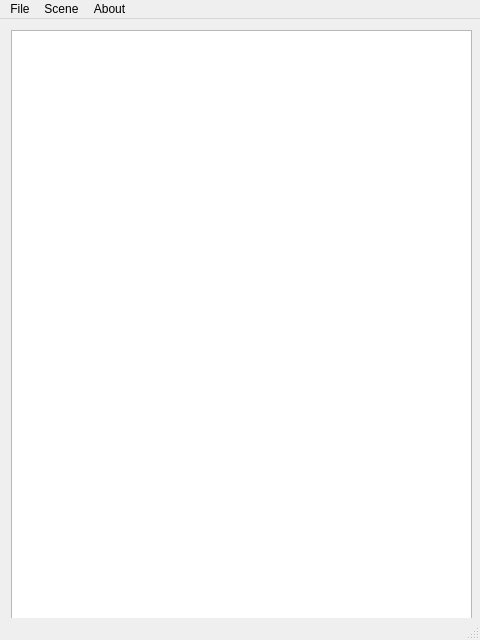
This is icdv/Gui/mainscene.ui in MIPT-ILab-Compilers/ICDV as Qt 5 draws it before an edit. The edited form follows.
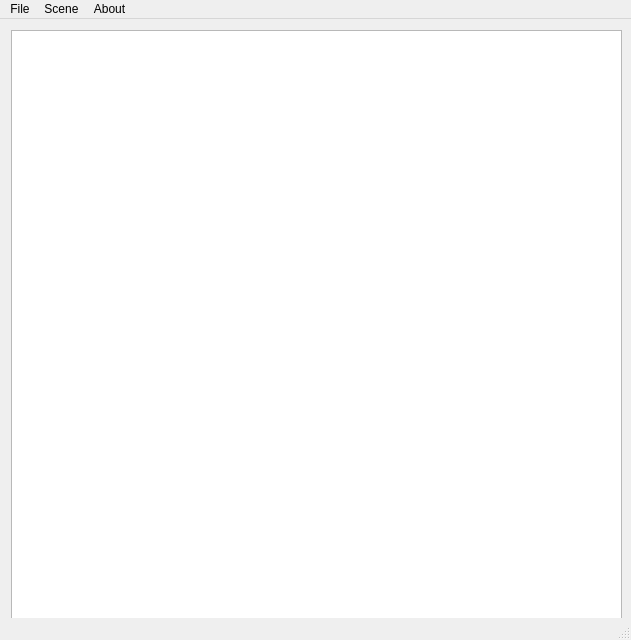
This is the edited form.

```diff
--- a/icdv/Gui/mainscene.ui
+++ b/icdv/Gui/mainscene.ui
@@ -6,7 +6,7 @@
    <rect>
     <x>0</x>
     <y>0</y>
-    <width>480</width>
+    <width>631</width>
     <height>640</height>
    </rect>
   </property>
@@ -19,8 +19,8 @@
      <rect>
       <x>11</x>
       <y>11</y>
-      <width>461</width>
-      <height>591</height>
+      <width>611</width>
+      <height>611</height>
      </rect>
     </property>
    </widget>
@@ -30,7 +30,7 @@
     <rect>
      <x>0</x>
      <y>0</y>
-     <width>480</width>
+     <width>631</width>
      <height>22</height>
     </rect>
    </property>
```
Left out of the diff: 2 changed lines with no effect on the pictures.
